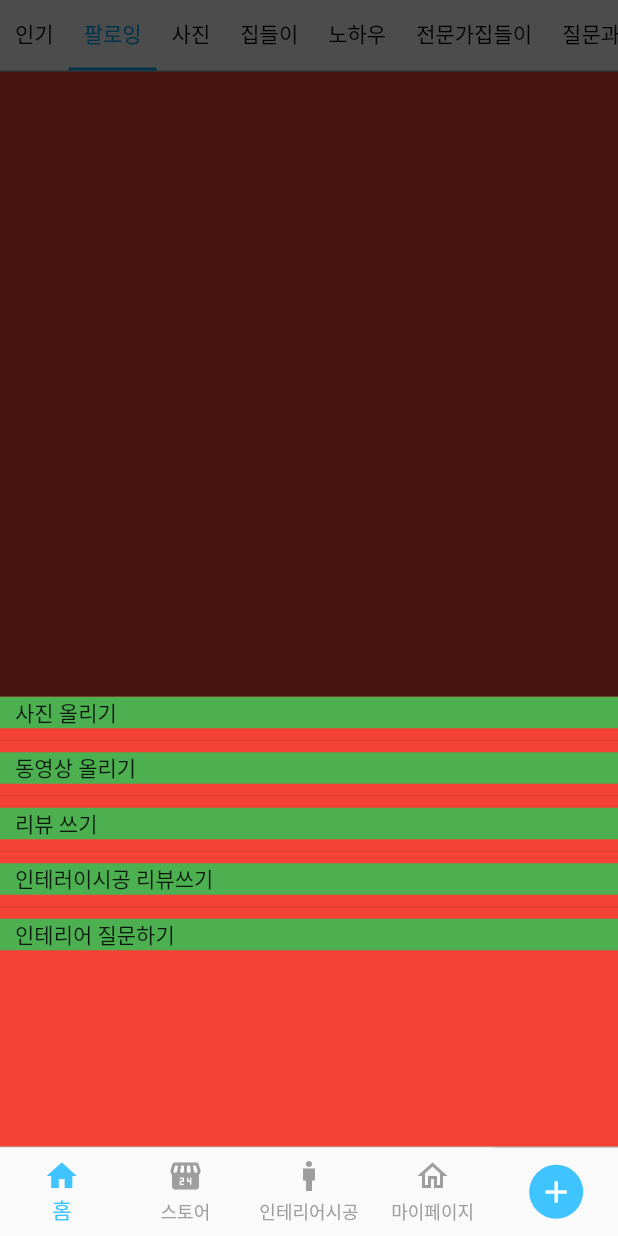
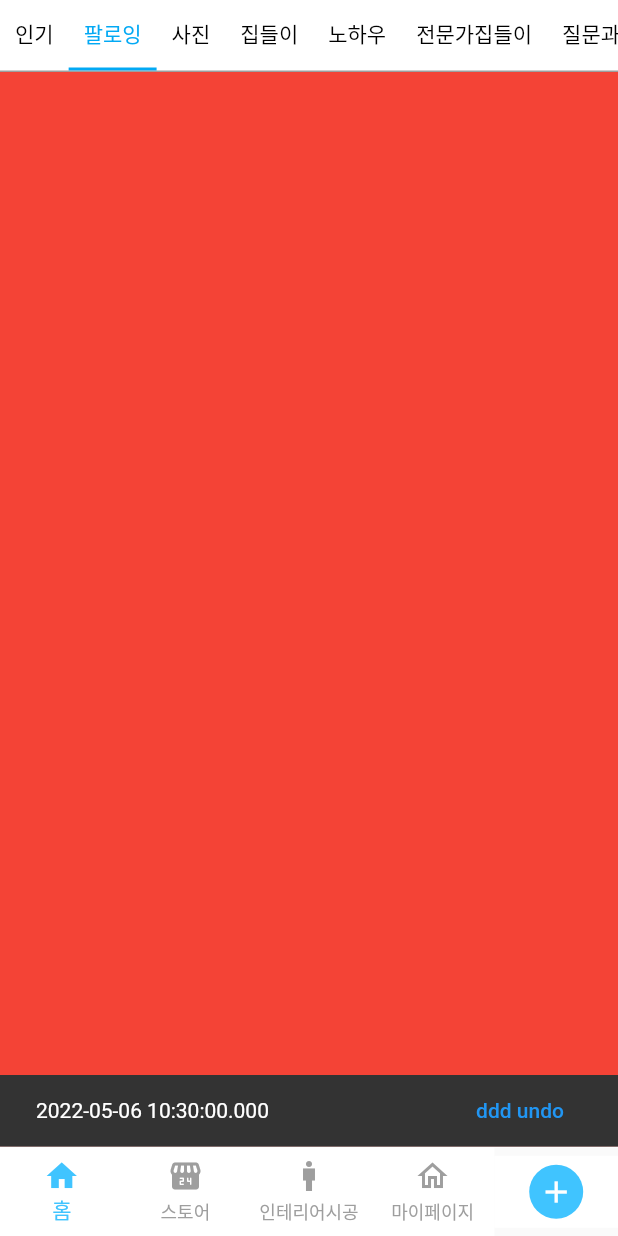
Before and after one commit to taehoon7289/modal_bottom_sheet_demo, a Flutter app: the screen it shows after launch, tab 2 chosen, scrolled down 104 dp, after a tap on the "add" icon, on a phone screen of 412 x 824 dp. Run offline on Flutter 3.47's test engine with Material 2 defaults, Android fonts, the phone set to English and light mode, and no system bars; our stand-ins replace flutter_swiper, get.

Commit message:
feat: 버튼 테스트
- 버튼 테스트

```diff
--- a/lib/body/my_home_popular.dart
+++ b/lib/body/my_home_popular.dart
@@ -50,27 +50,61 @@
                         padding: const EdgeInsets.all(8.0),
                         child: Container(
                           color: Color.fromRGBO(0, 0, 0, 0.7),
-                          child: Obx(() => Text(
+                          child: Obx(
+                            () => Text(
                               '${MyHomePopularController.to.currentIndex.value + 1} / ${Constants.HOME_POPULAR_BANNER_IMAGE_LIST.length}',
                               style: TextStyle(
                                 color: Colors.white70,
                                 fontWeight: FontWeight.bold,
                                 fontSize: 10,
                               ),
-                              )),
+                            ),
+                          ),
                         ),
                       ),
                     )
                   ],
-                )
+                ),
               ],
             ),
           ),
         ),
-        // Expanded(
-        //   flex: 1,
-        //   child: Container(),
-        // )
+        Expanded(
+          // flex: 1,
+          child: Center(
+            child: TextButton.icon(
+              onPressed: () {},
+              icon: Icon(Icons.add),
+              label: Text('ddfsdfasdf'),
+              style: TextButton.styleFrom(onSurface: Colors.black),
+            ),
+          ),
+        ),
+        Expanded(
+          child: Center(
+            child: ButtonBar(
+              buttonPadding: EdgeInsets.all(100),
+              children: [
+                TextButton(
+                  onPressed: () {},
+                  child: Text('OPOPO'),
+                ),
+                ElevatedButton(
+                  onPressed: () {},
+                  child: Text('dd1'),
+                ),
+                ElevatedButton(
+                  onPressed: () {},
+                  child: Text('dd2'),
+                ),
+                ElevatedButton(
+                  onPressed: () {},
+                  child: Text('dd3'),
+                ),
+              ],
+            ),
+          ),
+        )
       ],
     );
   }
--- a/lib/layout/my_bottom_navigation_bar.dart
+++ b/lib/layout/my_bottom_navigation_bar.dart
@@ -1,6 +1,5 @@
 import 'package:flutter/material.dart';
 import 'package:get/get.dart';
-import 'package:modal_bottom_sheet_demo/constants.dart';
 import 'package:modal_bottom_sheet_demo/controller/my_bottom_navigation_bar_controller.dart';
 
 class MyBottomNavigationBar extends StatelessWidget {
@@ -12,7 +11,7 @@
       decoration: BoxDecoration(
         border: Border(
           top: BorderSide(
-            color: Colors.grey,
+            color: Colors.white,
             width: 0.5,
           ),
         ),
@@ -21,6 +20,7 @@
         Expanded(
           flex: 4,
           child: Obx(() => BottomNavigationBar(
+                backgroundColor: Colors.white,
                 currentIndex:
                     MyBottomNavigationBarController.to.currentIndex.value,
                 elevation: 0,
@@ -44,55 +44,69 @@
         ),
         Expanded(
           flex: 1,
+          child: Container(
+            color: Colors.white,
             child: ElevatedButton(
               onPressed: () {
-              // ScaffoldMessenger.of(context).clearSnackBars();
-              // ScaffoldMessenger.of(context).showSnackBar(SnackBar(
-              //   content: Text('${DateTime.now()}'),
-              // ));
-              showBottomSheet(
-                  enableDrag: false,
-                  context: context,
-                  backgroundColor: Colors.transparent,
-                  builder: (context) => Container(
-                        child: Column(
-                          children: [
-                            Expanded(
-                              child: Container(
-                                color: Color.fromRGBO(0, 0, 0, 0.7),
-                              ),
-                            ),
-                            Container(
-                              height: Constants.BOTTOM_MENU_LIST.length * 60,
-                              child: ListView.separated(
-                                scrollDirection: Axis.vertical,
-                                itemCount: Constants.BOTTOM_MENU_LIST.length,
-                                itemBuilder: (BuildContext context, int index) {
-                                  return GestureDetector(
-                                    onTap: () {
-                                      print('val');
-                                    },
-                                    child: Container(
-                                      color: Colors.green,
-                                      padding:
-                                          EdgeInsets.symmetric(horizontal: 10),
-                                      alignment: Alignment.centerLeft,
-                                      // height: 30,
-                                      child: Text(
-                                        Constants.BOTTOM_MENU_LIST[index],
+                // ScaffoldMessenger.of(context).showMaterialBanner(
+                //     MaterialBanner(content: Text('qeqwe'), actions: [
+                //   Text('1'),
+                //   Text('2'),
+                //   Text('3'),
+                // ]));
+
+                ScaffoldMessenger.of(context).clearSnackBars();
+                ScaffoldMessenger.of(context).showSnackBar(
+                  SnackBar(
+                    content: Text('${DateTime.now()}'),
+                    action: SnackBarAction(
+                      label: 'ddd undo',
+                      onPressed: () {},
                     ),
                   ),
                 );
-                                },
-                                separatorBuilder:
-                                    (BuildContext context, int index) {
-                                  return Divider();
-                                },
-                              ),
-                            ),
-                          ],
-                        ),
-                      ));
+                // showBottomSheet(
+                //   enableDrag: false,
+                //   context: context,
+                //   backgroundColor: Colors.transparent,
+                //   builder: (context) => Container(
+                //     child: Column(
+                //       children: [
+                //         Expanded(
+                //           child: Container(
+                //             color: Color.fromRGBO(0, 0, 0, 0.7),
+                //           ),
+                //         ),
+                //         Container(
+                //           height: Constants.BOTTOM_MENU_LIST.length * 60,
+                //           child: ListView.separated(
+                //             scrollDirection: Axis.vertical,
+                //             itemCount: Constants.BOTTOM_MENU_LIST.length,
+                //             itemBuilder: (BuildContext context, int index) {
+                //               return GestureDetector(
+                //                 onTap: () {
+                //                   print('val');
+                //                 },
+                //                 child: Container(
+                //                   color: Colors.green,
+                //                   padding: EdgeInsets.symmetric(horizontal: 10),
+                //                   alignment: Alignment.centerLeft,
+                //                   // height: 30,
+                //                   child: Text(
+                //                     Constants.BOTTOM_MENU_LIST[index],
+                //                   ),
+                //                 ),
+                //               );
+                //             },
+                //             separatorBuilder: (BuildContext context, int index) {
+                //               return Divider();
+                //             },
+                //           ),
+                //         ),
+                //       ],
+                //     ),
+                //   ),
+                // );
 
                 MyBottomNavigationBarController.to.updateMenuSheetFlag();
               },
@@ -104,6 +118,7 @@
               child: Icon(Icons.add),
             ),
           ),
+        ),
       ]),
     );
   }
```
Lines whose indentation alone changed are shown as unchanged.
